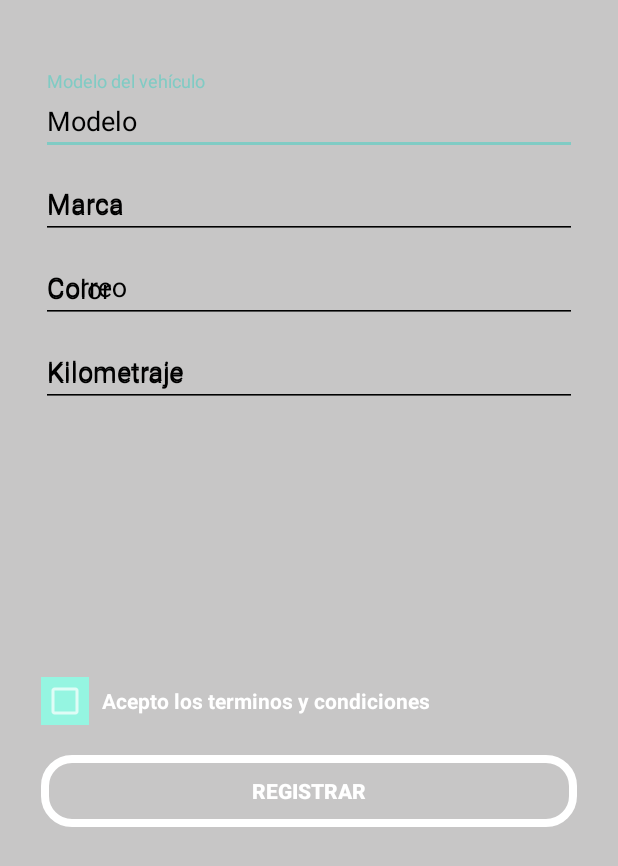
After one commit to dcaballeroFP/ProjectoFinDeCursoFinal, an Android app: the RegistroVehiculo screen opened directly, with no data from a screen before it, on a phone screen of 412 x 824 dp. The commit adds this screen. Shown: the top 866 px of the screen. Run offline under Robolectric (Android 15) with nearby library versions, the phone set to English and light mode, and no system bars.

Commit message:
plantilla usuario nuevo2

```diff
--- a/app/src/main/AndroidManifest.xml
+++ b/app/src/main/AndroidManifest.xml
@@ -17,7 +17,8 @@
             </intent-filter>
         </activity>
         <activity android:name=".UsuarioNuevo" />
-        <activity android:name=".RegistroUsuarioNuevo"></activity>
+        <activity android:name=".RegistroUsuarioNuevo" />
+        <activity android:name=".RegistroVehiculo"></activity>
     </application>
 
 </manifest>
--- /dev/null
+++ b/app/src/main/java/com/example/projectofindecurso/RegistroVehiculo.java
@@ -0,0 +1,13 @@
+package com.example.projectofindecurso;
+
+import android.support.v7.app.AppCompatActivity;
+import android.os.Bundle;
+
+public class RegistroVehiculo extends AppCompatActivity {
+
+    @Override
+    protected void onCreate(Bundle savedInstanceState) {
+        super.onCreate(savedInstanceState);
+        setContentView(R.layout.activity_registro_vehiculo);
+    }
+}
--- a/app/src/main/res/drawable/button_redondo_border.xml
+++ b/app/src/main/res/drawable/button_redondo_border.xml
@@ -1,7 +1,7 @@
 <?xml version="1.0" encoding="utf-8"?>
 <shape xmlns:android="http://schemas.android.com/apk/res/android">
-<corners android:radius="16dp"></corners>
+<corners android:radius="18dp"></corners>
 
     <stroke android:color="#ffffff"
-        android:width="4dp"/>
+        android:width="5dp"/>
 </shape>
--- /dev/null
+++ b/app/src/main/res/layout/activity_registro_vehiculo.xml
@@ -0,0 +1,143 @@
+<?xml version="1.0" encoding="utf-8"?>
+<LinearLayout xmlns:android="http://schemas.android.com/apk/res/android"
+    xmlns:app="http://schemas.android.com/apk/res-auto"
+    xmlns:tools="http://schemas.android.com/tools"
+    android:layout_width="match_parent"
+    android:layout_height="match_parent"
+    tools:context=".RegistroUsuarioNuevo"
+    android:orientation="vertical"
+    android:padding="12dp"
+    android:background="#c7c6c6"
+    >
+
+    <LinearLayout
+        android:id="@+id/registro_del_vehiculo"
+        android:layout_width="match_parent"
+        android:layout_height="match_parent"
+        android:orientation="vertical"
+        android:padding="15dp"
+
+        android:layout_marginTop="20dp">
+
+        <android.support.design.widget.TextInputLayout
+            android:layout_width="match_parent"
+            android:layout_height="wrap_content"
+            android:hint="Modelo del vehículo">
+
+            <AutoCompleteTextView
+                android:id="@+id/ModeloVehiculo"
+                android:layout_width="match_parent"
+                android:layout_height="wrap_content"
+                android:backgroundTint="@android:color/black"
+                android:hint="Modelo"
+                android:maxLines="1"
+                android:singleLine="true"
+                android:textColorHint="@android:color/black"
+                android:textColor="@android:color/black" />
+
+        </android.support.design.widget.TextInputLayout>
+
+        <android.support.design.widget.TextInputLayout
+            android:layout_width="match_parent"
+            android:layout_height="wrap_content"
+            android:hint="Marca"
+            android:textColorHint="@android:color/black"
+            android:backgroundTint="@android:color/black">
+
+            <EditText
+                android:id="@+id/MarcaVehiculo"
+                android:layout_width="match_parent"
+                android:layout_height="wrap_content"
+                android:hint="Marca"
+                android:imeOptions="actionUnspecified"
+                android:maxLines="1"
+                android:inputType="textPersonName"
+                android:singleLine="true"
+                android:textColorHint="@android:color/black"
+                android:backgroundTint="@android:color/black"
+                android:textColor="@android:color/black"/>
+
+        </android.support.design.widget.TextInputLayout>
+        <android.support.design.widget.TextInputLayout
+            android:layout_width="match_parent"
+            android:layout_height="wrap_content"
+            android:hint="Correo"
+            android:textColorHint="@android:color/black"
+            android:backgroundTint="@android:color/black">
+
+            <EditText
+                android:id="@+id/EmailRegistro"
+                android:layout_width="match_parent"
+                android:layout_height="wrap_content"
+                android:hint="Color"
+                android:imeActionId="6"
+
+                android:imeOptions="actionUnspecified"
+                android:inputType="textEmailAddress"
+                android:maxLines="1"
+                android:singleLine="true"
+                android:textColorHint="@android:color/black"
+                android:backgroundTint="@android:color/black"
+                android:textColor="@android:color/black"
+                />
+
+        </android.support.design.widget.TextInputLayout>
+        <android.support.design.widget.TextInputLayout
+            android:layout_width="match_parent"
+            android:layout_height="wrap_content"
+            android:hint="Kilometraje"
+            android:textColorHint="@android:color/black"
+            android:backgroundTint="@android:color/black">
+
+            <EditText
+                android:id="@+id/ContraseñaRegistro"
+                android:layout_width="match_parent"
+                android:layout_height="wrap_content"
+                android:hint="Kilometraje"
+                android:imeActionId="6"
+
+                android:imeOptions="actionUnspecified"
+                android:inputType="number"
+                android:maxLines="1"
+                android:singleLine="true"
+                android:textColorHint="@android:color/black"
+                android:backgroundTint="@android:color/black"
+                android:textColor="@android:color/white"/>
+
+        </android.support.design.widget.TextInputLayout>
+
+        <LinearLayout
+            android:layout_marginTop="180dp"
+            android:layout_width="match_parent"
+            android:layout_height="wrap_content"
+            android:orientation="horizontal">
+
+            <CheckBox
+                android:id="@+id/seleccion_direccion_envio"
+                android:layout_width="wrap_content"
+                android:layout_height="wrap_content"
+                android:checked="false"
+                style="@style/ColorBoton2"/>
+
+            <TextView
+                android:layout_marginLeft="5dp"
+                style="@style/titulos"
+                android:layout_width="match_parent"
+                android:layout_height="wrap_content"
+                android:text=" Acepto los terminos y condiciones"
+                android:textStyle="bold" />
+
+        </LinearLayout>
+
+        <Button
+            android:id="@+id/botonRegistrar"
+            android:layout_marginTop="20dp"
+            android:layout_width="match_parent"
+            android:layout_height="wrap_content"
+            android:text="Registrar"
+            android:background="@drawable/button_redondo_border"
+            android:textStyle="bold"
+            android:onClick="loguearCheckbox"/>
+
+    </LinearLayout>
+</LinearLayout>
--- a/app/src/main/res/layout/activity_usuario_nuevo.xml
+++ b/app/src/main/res/layout/activity_usuario_nuevo.xml
@@ -27,14 +27,11 @@
         android:orientation="vertical">
 
 
-        <Button
-            style="@style/ColorBotonGoogle"
-            android:id="@+id/RegistrarConGoogle"
+        <com.google.android.gms.common.SignInButton
+            android:id="@+id/sign_in_button"
             android:layout_width="match_parent"
-            android:layout_height="match_parent"
-            android:layout_weight="1"
-            android:text=" Google "
-            android:textStyle="bold"/>
+            android:layout_height="wrap_content"
+            android:layout_marginBottom="5dp"/>
 
         <Button
             android:id="@+id/RegistrarConFacebook"
```
